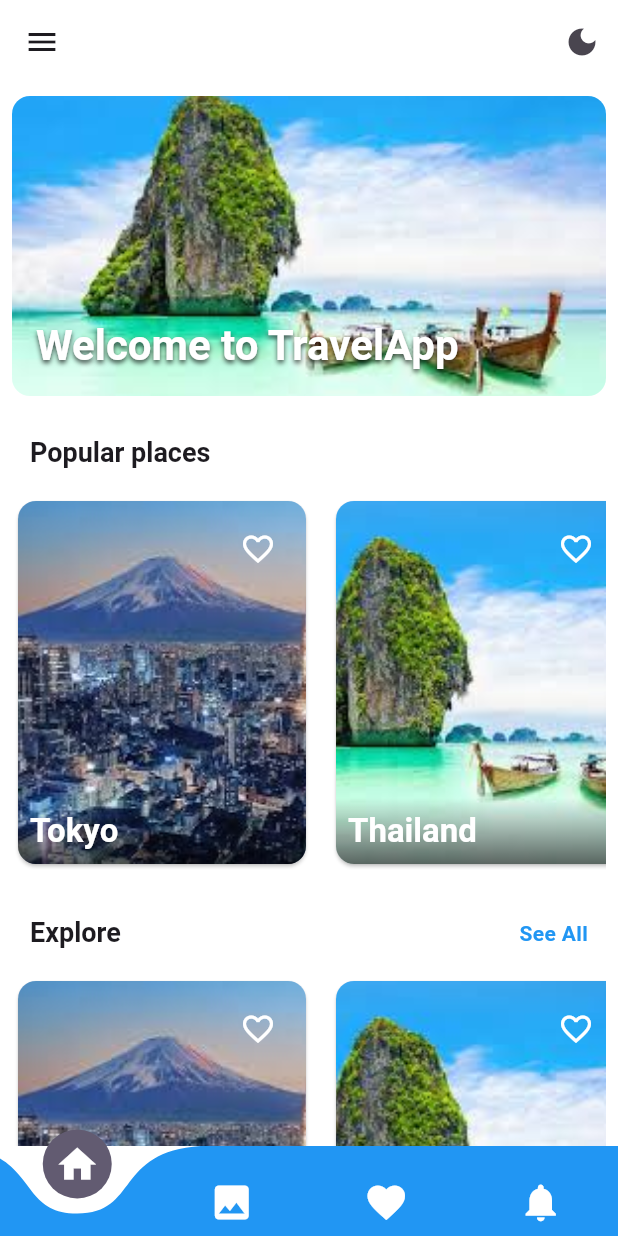
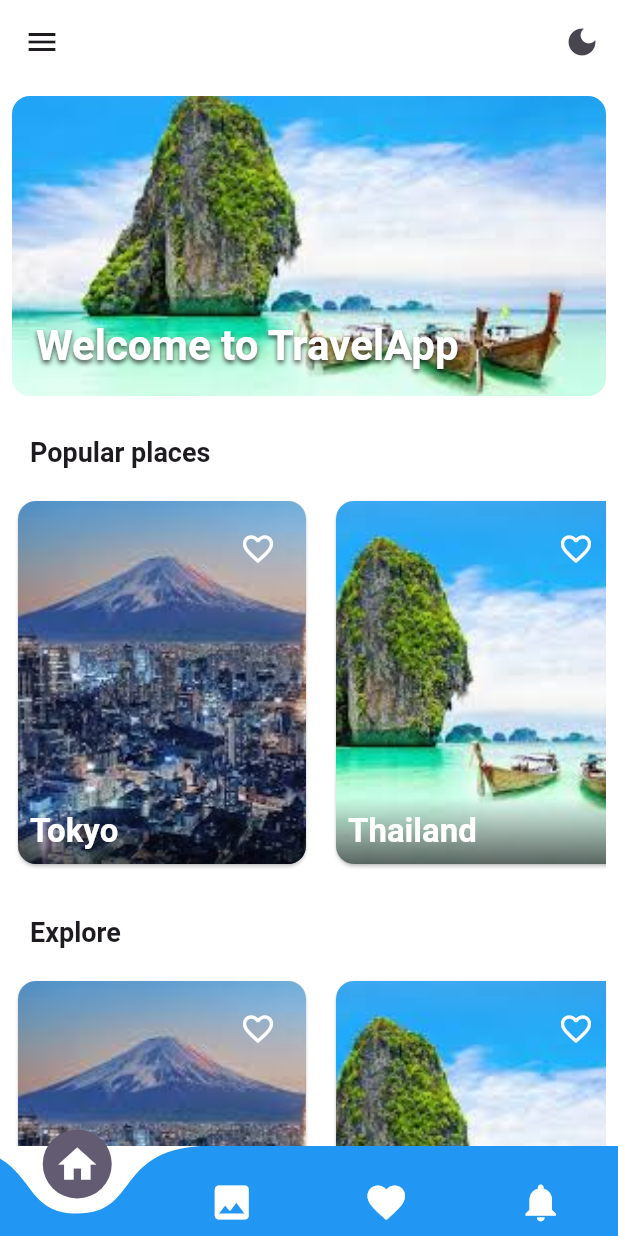
Before and after one commit to kimo-1130/Flutter-App, a Flutter app: the HomeScreen screen opened by its route, on a phone screen of 412 x 824 dp. Run offline on Flutter 3.47's test engine with Material 3 defaults, Android fonts, the phone set to English and light mode, and no system bars; drawn by our look-alikes of curved_navigation_bar.

Commit message:
fixed the toggle issue in the detail screen

```diff
--- a/lib/screens/gallery_screen.dart
+++ b/lib/screens/gallery_screen.dart
@@ -95,7 +95,10 @@ class _GalleryScreenState extends State<GalleryScreen> {
               favorites: widget.favorites,
             ),
           ),
-        );
+        ).then((_) {
+          setState(() {}); // Refresh HomeScreen when returning
+        });
+        ;
       },
       child: Card(
         shape: RoundedRectangleBorder(borderRadius: BorderRadius.circular(12)),
--- a/lib/screens/home_screen.dart
+++ b/lib/screens/home_screen.dart
@@ -134,29 +134,12 @@ class _HomeScreenState extends State<HomeScreen> {
             ),
             Padding(
               padding: const EdgeInsets.symmetric(horizontal: 12.0),
-              child: Row(
-                mainAxisAlignment: MainAxisAlignment.spaceBetween,
-                children: [
-                  Text(
-                    "Explore",
-                    style: theme.textTheme.headlineSmall?.copyWith(
-                      fontWeight: FontWeight.bold,
-                      fontSize: 18,
-                    ),
-                  ),
-                  GestureDetector(
-                    onTap: () {
-                      Navigator.pushNamed(context, '/gallery');
-                    },
-                    child: Text(
-                      "See All",
-                      style: theme.textTheme.bodyMedium?.copyWith(
-                        color: theme.primaryColor,
-                        fontWeight: FontWeight.bold,
-                      ),
-                    ),
-                  ),
-                ],
+              child: Text(
+                "Explore",
+                style: theme.textTheme.headlineSmall?.copyWith(
+                  fontWeight: FontWeight.bold,
+                  fontSize: 18,
+                ),
               ),
             ),
             const SizedBox(height: 16),
@@ -203,7 +186,10 @@ class _HomeScreenState extends State<HomeScreen> {
               favorites: widget.favorites, // Pass the favorites list
             ),
           ),
-        );
+        ).then((_) {
+          setState(() {}); // Refresh HomeScreen when returning
+        });
+        ;
       },
       child: Container(
         width: 200,
```
Also changed, not shown: lib/screens/favorites_screen.dart (+15 -7 lines), lib/screens/place_detail.dart (+2 -7 lines).
